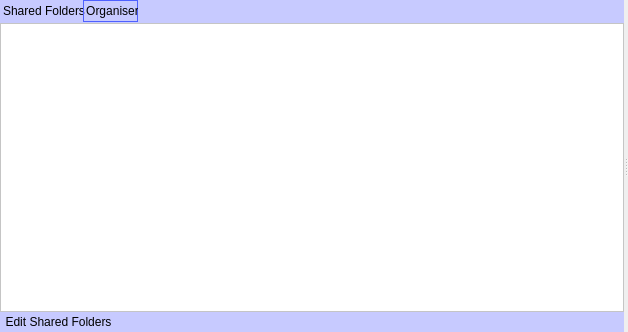
The window that trunk/widgetlibrary.ui (c3c/quazaa) describes before a commit, drawn with Qt 5.
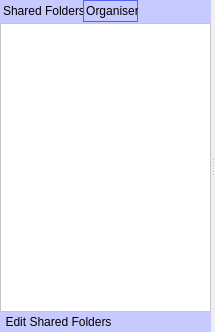
The same window after the commit. Icons and pictures are not drawn.

Commit message: Wrote in some tab switching code to check the tabs I have created.

What changed in the file:
```diff
--- a/trunk/widgetlibrary.ui
+++ b/trunk/widgetlibrary.ui
@@ -6,7 +6,7 @@
    <rect>
     <x>0</x>
     <y>0</y>
-    <width>628</width>
+    <width>215</width>
     <height>332</height>
    </rect>
   </property>
```
The commit also changes 6 other files.
